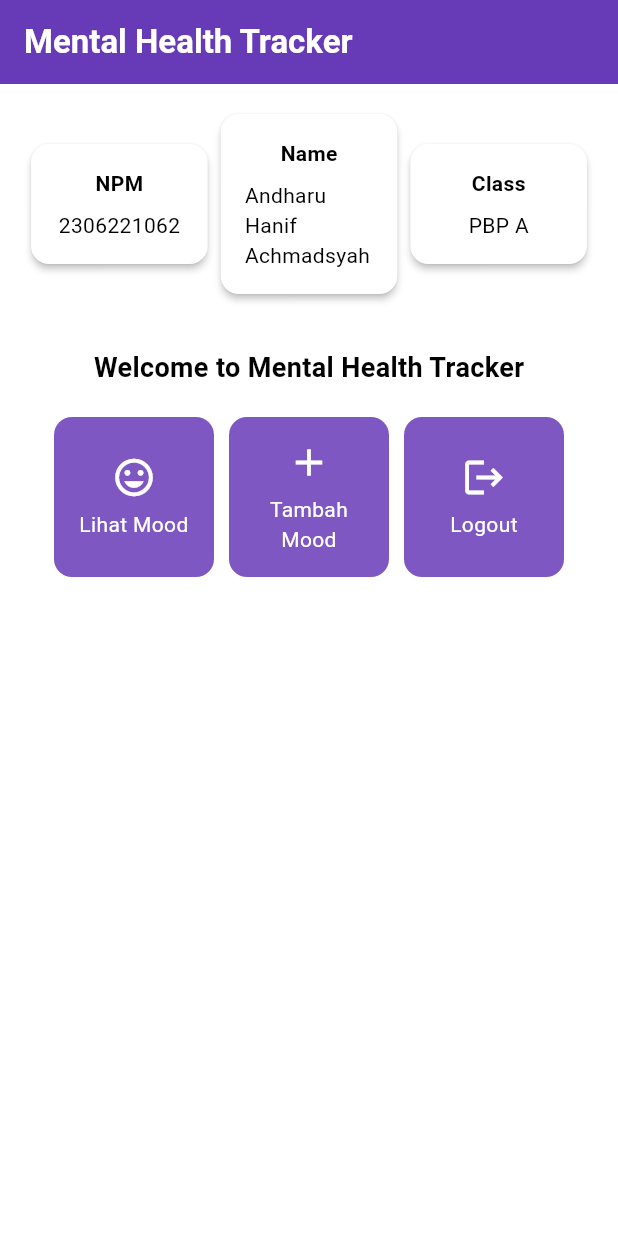
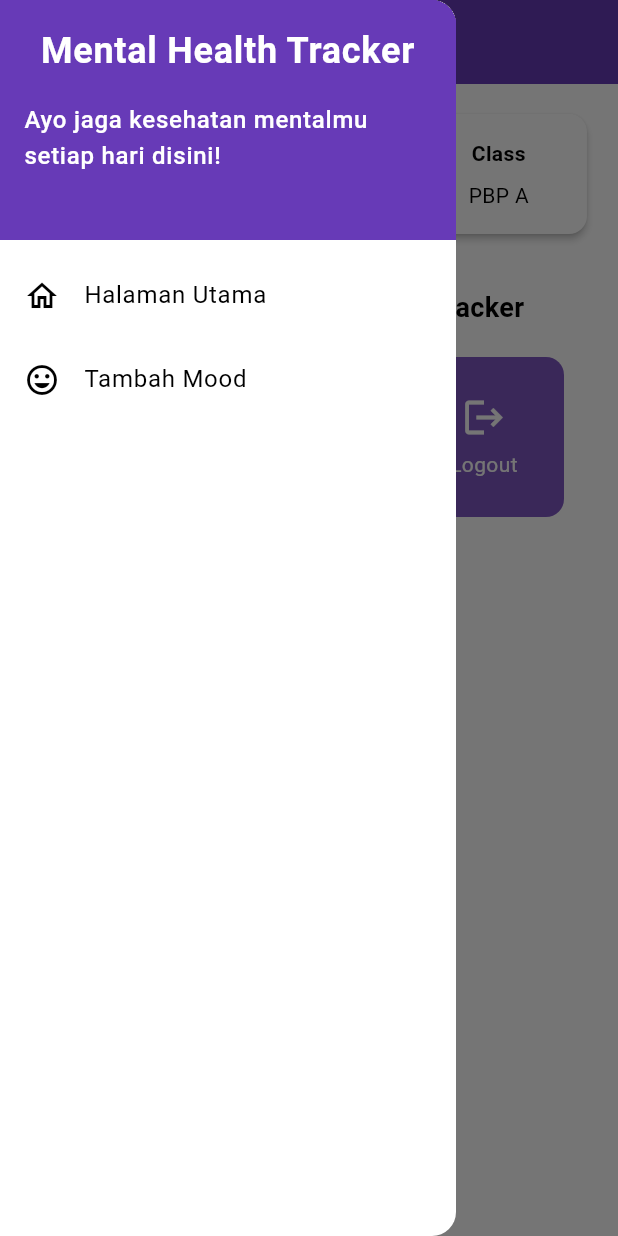
Before and after one commit to diabeteskronis/mental-health-tracker-mobile., a Flutter app: the screen it shows after launch, with the side drawer open (before the commit the screen has no drawer), on a phone screen of 412 x 824 dp. Run offline on Flutter 3.47's test engine with Material 3 defaults, Android fonts, the phone set to English and light mode, and no system bars.

Commit message:
tutorial 7

```diff
--- a/lib/menu.dart
+++ b/lib/screens/menu.dart
@@ -1,10 +1,14 @@
 import 'package:flutter/material.dart';
+import 'package:mental_health_tracker/widgets/left_drawer.dart';
+import 'package:mental_health_tracker/widgets/mood_card.dart';
 
 class MyHomePage extends StatelessWidget {
   MyHomePage({super.key});
-  final String npm = '2306221062'; // NPM
-  final String name = 'Andharu Hanif Achmadsyah'; // Nama
-  final String className = 'PBP A'; // Kelas
+
+  final String npm = '2306221062';
+  final String name = 'Andharu';
+  final String className = 'PBP A';
+
   final List<ItemHomepage> items = [
     ItemHomepage("Lihat Mood", Icons.mood),
     ItemHomepage("Tambah Mood", Icons.add),
@@ -27,7 +31,9 @@ class MyHomePage extends StatelessWidget {
         ),
         // Warna latar belakang AppBar diambil dari skema warna tema aplikasi.
         backgroundColor: Theme.of(context).colorScheme.primary,
+        iconTheme: const IconThemeData(color: Colors.white),
       ),
+      drawer: const LeftDrawer(),
       // Body halaman dengan padding di sekelilingnya.
       body: Padding(
         padding: const EdgeInsets.all(16.0),
@@ -90,95 +96,3 @@ class MyHomePage extends StatelessWidget {
     );
   }
 }
-
-class InfoCard extends StatelessWidget {
-  // Kartu informasi yang menampilkan title dan content.
-
-  final String title; // Judul kartu.
-  final String content; // Isi kartu.
-  const InfoCard({super.key, required this.title, required this.content});
-
-  @override
-  Widget build(BuildContext context) {
-    return Card(
-      // Membuat kotak kartu dengan bayangan dibawahnya.
-      elevation: 2.0,
-      child: Container(
-        // Mengatur ukuran dan jarak di dalam kartu.
-        width: MediaQuery.of(context).size.width /
-            3.5, // menyesuaikan dengan lebar device yang digunakan.
-        padding: const EdgeInsets.all(16.0),
-        // Menyusun title dan content secara vertikal.
-        child: Column(
-          children: [
-            Text(
-              title,
-              style: const TextStyle(fontWeight: FontWeight.bold),
-            ),
-            const SizedBox(height: 8.0),
-            Text(content),
-          ],
-        ),
-      ),
-    );
-  }
-}
-
-class ItemHomepage {
-  final String name;
-  final IconData icon;
-
-  ItemHomepage(this.name, this.icon);
-}
-
-class ItemCard extends StatelessWidget {
-  // Menampilkan kartu dengan ikon dan nama.
-
-  final ItemHomepage item;
-
-  const ItemCard(this.item, {super.key});
-
-  @override
-  Widget build(BuildContext context) {
-    return Material(
-      // Menentukan warna latar belakang dari tema aplikasi.
-      color: Theme.of(context).colorScheme.secondary,
-      // Membuat sudut kartu melengkung.
-      borderRadius: BorderRadius.circular(12),
-
-      child: InkWell(
-        // Aksi ketika kartu ditekan.
-        onTap: () {
-          // Menampilkan pesan SnackBar saat kartu ditekan.
-          ScaffoldMessenger.of(context)
-            ..hideCurrentSnackBar()
-            ..showSnackBar(SnackBar(
-                content: Text("Kamu telah menekan tombol ${item.name}!")));
-        },
-        // Container untuk menyimpan Icon dan Text
-        child: Container(
-          padding: const EdgeInsets.all(8),
-          child: Center(
-            child: Column(
-              // Menyusun ikon dan teks di tengah kartu.
-              mainAxisAlignment: MainAxisAlignment.center,
-              children: [
-                Icon(
-                  item.icon,
-                  color: Colors.white,
-                  size: 30.0,
-                ),
-                const Padding(padding: EdgeInsets.all(3)),
-                Text(
-                  item.name,
-                  textAlign: TextAlign.center,
-                  style: const TextStyle(color: Colors.white),
-                ),
-              ],
-            ),
-          ),
-        ),
-      ),
-    );
-  }
-}
--- /dev/null
+++ b/lib/widgets/left_drawer.dart
@@ -0,0 +1,64 @@
+import 'package:flutter/material.dart';
+import 'package:mental_health_tracker/screens/menu.dart';
+import 'package:mental_health_tracker/screens/moodentry_form.dart';
+
+class LeftDrawer extends StatelessWidget {
+  const LeftDrawer({super.key});
+
+  @override
+  Widget build(BuildContext context) {
+    return Drawer(
+      child: ListView(
+        children: [
+          DrawerHeader(
+            decoration: BoxDecoration(
+              color: Theme.of(context).colorScheme.primary,
+            ),
+            child: const Column(
+              children: [
+                Text(
+                  'Mental Health Tracker',
+                  textAlign: TextAlign.center,
+                  style: TextStyle(
+                    fontSize: 24,
+                    fontWeight: FontWeight.bold,
+                    color: Colors.white,
+                  ),
+                ),
+                Padding(padding: EdgeInsets.all(8)),
+                Text(
+                  "Ayo jaga kesehatan mentalmu setiap hari disini!",
+                  style: TextStyle(
+                    color: Colors.white,
+                    fontWeight: FontWeight.w500,
+                  ),
+                ),
+              ],
+            ),
+          ),
+          ListTile(
+            leading: const Icon(Icons.home_outlined),
+            title: const Text('Halaman Utama'),
+            // Bagian redirection ke MyHomePage
+            onTap: () {
+              Navigator.pushReplacement(
+                  context,
+                  MaterialPageRoute(
+                    builder: (context) => MyHomePage(),
+                  ));
+            },
+          ),
+          ListTile(
+            leading: const Icon(Icons.mood),
+            title: const Text('Tambah Mood'),
+            // Bagian redirection ke MoodEntryFormPage
+            onTap: () {
+              Navigator.push(context,
+                  MaterialPageRoute(builder: (context) => MoodEntryFormPage()));
+            },
+          ),
+        ],
+      ),
+    );
+  }
+}
--- /dev/null
+++ b/lib/widgets/mood_card.dart
@@ -0,0 +1,94 @@
+import 'package:flutter/material.dart';
+
+class InfoCard extends StatelessWidget {
+  // Kartu informasi yang menampilkan title dan content.
+
+  final String title; // Judul kartu.
+  final String content; // Isi kartu.
+
+  const InfoCard({super.key, required this.title, required this.content});
+
+  @override
+  Widget build(BuildContext context) {
+    return Card(
+      // Membuat kotak kartu dengan bayangan dibawahnya.
+      elevation: 2.0,
+      child: Container(
+        // Mengatur ukuran dan jarak di dalam kartu.
+        width: MediaQuery.of(context).size.width /
+            3.5, // menyesuaikan dengan lebar device yang digunakan.
+        padding: const EdgeInsets.all(16.0),
+        // Menyusun title dan content secara vertikal.
+        child: Column(
+          children: [
+            Text(
+              title,
+              style: const TextStyle(fontWeight: FontWeight.bold),
+            ),
+            const SizedBox(height: 8.0),
+            Text(content),
+          ],
+        ),
+      ),
+    );
+  }
+}
+
+class ItemHomepage {
+  final String name;
+  final IconData icon;
+
+  ItemHomepage(this.name, this.icon);
+}
+
+class ItemCard extends StatelessWidget {
+  // Menampilkan kartu dengan ikon dan nama.
+
+  final ItemHomepage item;
+
+  const ItemCard(this.item, {super.key});
+
+  @override
+  Widget build(BuildContext context) {
+    return Material(
+      // Menentukan warna latar belakang dari tema aplikasi.
+      color: Theme.of(context).colorScheme.secondary,
+      // Membuat sudut kartu melengkung.
+      borderRadius: BorderRadius.circular(12),
+
+      child: InkWell(
+        // Aksi ketika kartu ditekan.
+        onTap: () {
+          // Menampilkan pesan SnackBar saat kartu ditekan.
+          ScaffoldMessenger.of(context)
+            ..hideCurrentSnackBar()
+            ..showSnackBar(SnackBar(
+                content: Text("Kamu telah menekan tombol ${item.name}!")));
+        },
+        // Container untuk menyimpan Icon dan Text
+        child: Container(
+          padding: const EdgeInsets.all(8),
+          child: Center(
+            child: Column(
+              // Menyusun ikon dan teks di tengah kartu.
+              mainAxisAlignment: MainAxisAlignment.center,
+              children: [
+                Icon(
+                  item.icon,
+                  color: Colors.white,
+                  size: 30.0,
+                ),
+                const Padding(padding: EdgeInsets.all(3)),
+                Text(
+                  item.name,
+                  textAlign: TextAlign.center,
+                  style: const TextStyle(color: Colors.white),
+                ),
+              ],
+            ),
+          ),
+        ),
+      ),
+    );
+  }
+}
```
Also changed, not shown: form_sample/analysis_options.yaml (added, +28 -0 lines), form_sample/lib/main.dart (added, +66 -0 lines), form_sample/pubspec.yaml (added, +90 -0 lines), lib/main.dart (+4 -4 lines), lib/screens/moodentry_form.dart (added, +159 -0 lines), form_sample/pubspec.lock (added), 123 other files.
